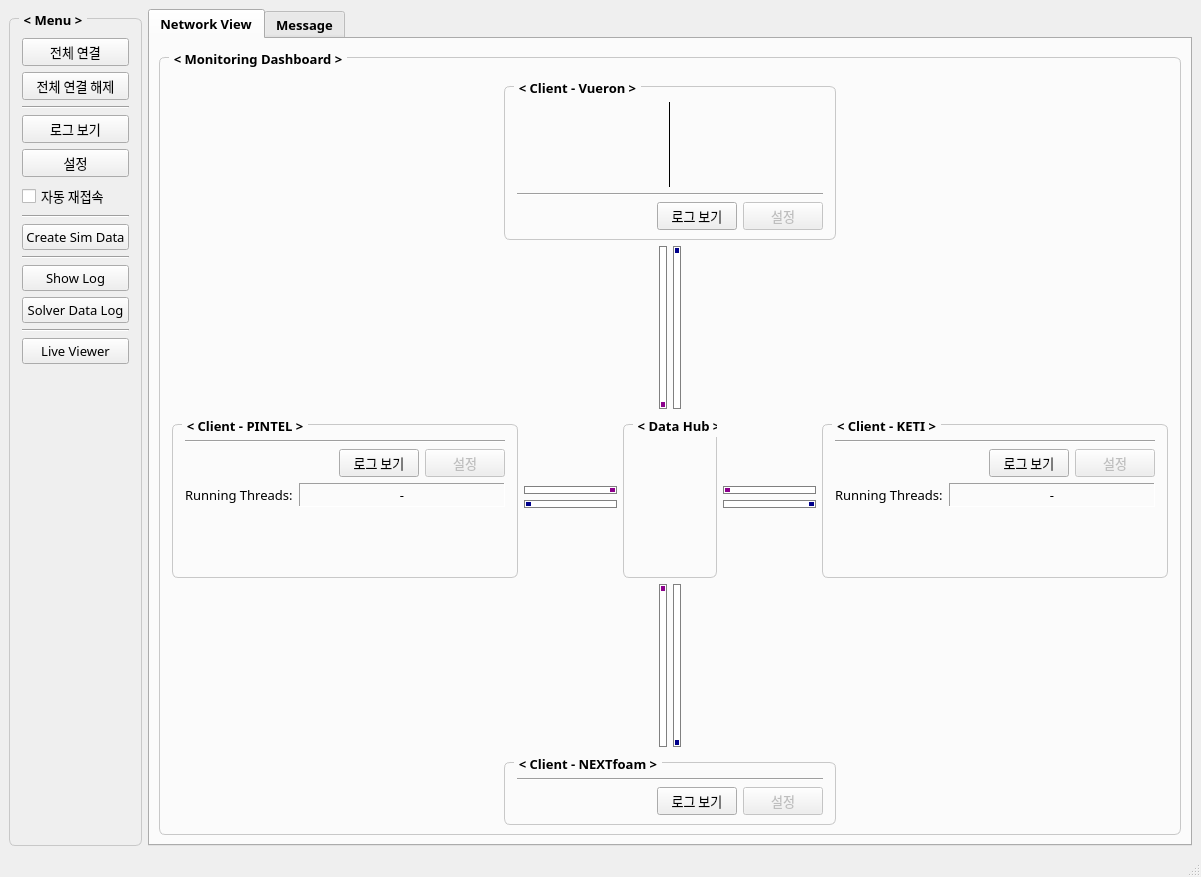
Above: View/main_window.ui from thisisHenney/DataHub before the change. Below: the same form after it.
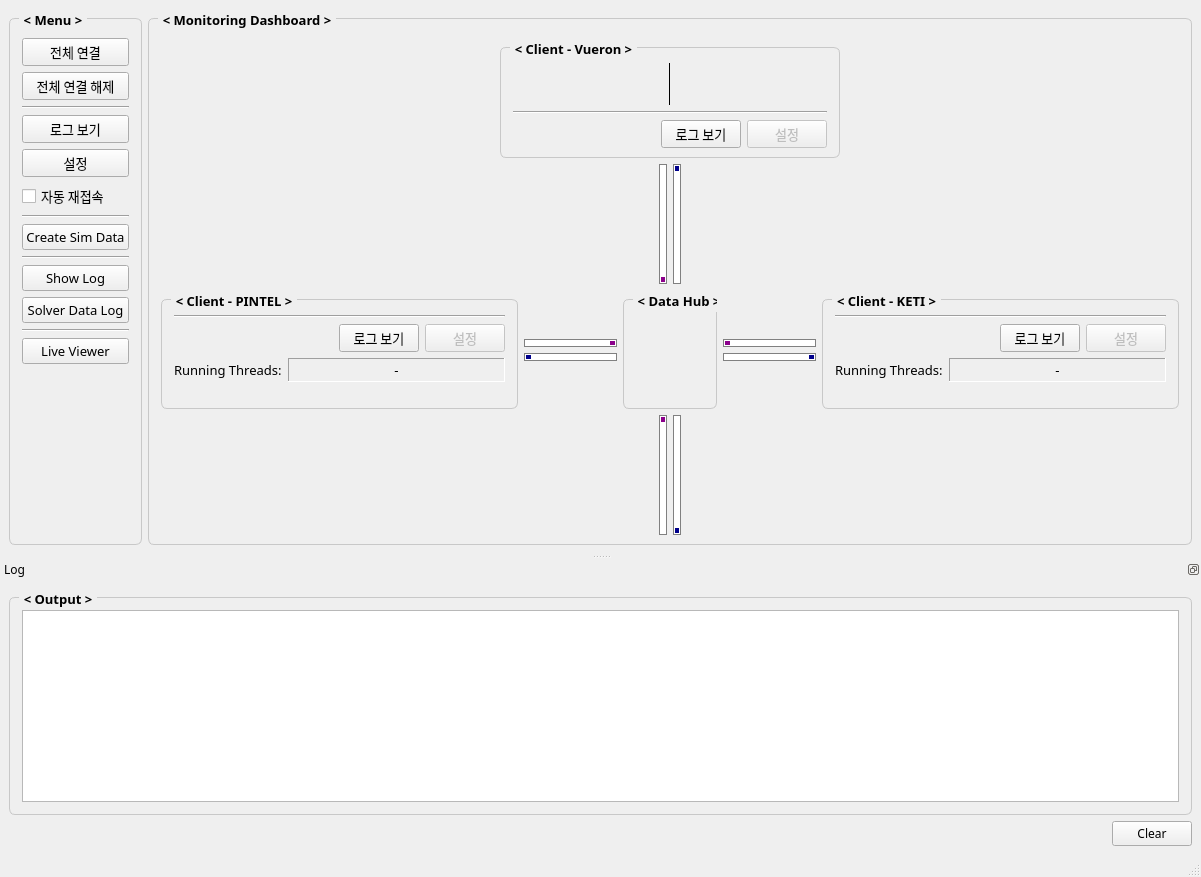
That is the form after the change.

Commit message: Remove NEXTfoam group box, turn log panel into a movable dock widget

Patch:
```diff
--- a/View/main_window.ui
+++ b/View/main_window.ui
@@ -281,23 +281,6 @@
        </widget>
       </item>
       <item>
-       <widget class="QTabWidget" name="tabWidget">
-        <property name="font">
-         <font>
-          <family>Pretendard</family>
-          <pointsize>10</pointsize>
-          <bold>true</bold>
-         </font>
-        </property>
-        <property name="currentIndex">
-         <number>0</number>
-        </property>
-        <widget class="QWidget" name="tab">
-         <attribute name="title">
-          <string>Network View</string>
-         </attribute>
-         <layout class="QVBoxLayout" name="verticalLayout_5">
-          <item>
            <widget class="QGroupBox" name="groupBox">
             <property name="font">
              <font>
@@ -1618,171 +1601,30 @@
                  </item>
                 </layout>
                </item>
-               <item row="4" column="0" colspan="7">
-                <layout class="QHBoxLayout" name="horizontalLayout_4">
-                 <item>
-                  <spacer name="horizontalSpacer_12">
-                   <property name="font">
-                    <font>
-                     <family>나눔스퀘어라운드</family>
-                     <pointsize>10</pointsize>
-                    </font>
-                   </property>
-                   <property name="orientation">
-                    <enum>Qt::Orientation::Horizontal</enum>
-                   </property>
-                   <property name="sizeHint" stdset="0">
-                    <size>
-                     <width>0</width>
-                     <height>0</height>
-                    </size>
-                   </property>
-                  </spacer>
-                 </item>
-                 <item>
-                  <widget class="QGroupBox" name="groupBox_nextfoam">
-                   <property name="font">
-                    <font>
-                     <family>나눔스퀘어라운드</family>
-                     <pointsize>10</pointsize>
-                     <bold>true</bold>
-                    </font>
-                   </property>
-                   <property name="styleSheet">
-                    <string notr="true">QGroupBox {
-    border: 1 solid;
-    border-radius: 6;
-    margin-top: 9;
-    border-color : #c8c8c8;
-    padding: 3;
-}
-QGroupBox::title {
-    subcontrol-origin: margin;
-    subcontrol-position: top left;
-    left: 10;
-    padding: 2 3;
-}</string>
-                   </property>
-                   <property name="title">
-                    <string>&lt; Client - NEXTfoam &gt;</string>
-                   </property>
-                   <layout class="QVBoxLayout" name="verticalLayout_6" stretch="0,0,0">
-                    <property name="topMargin">
-                     <number>12</number>
-                    </property>
-                    <property name="bottomMargin">
-                     <number>6</number>
-                    </property>
-                    <item>
-                     <layout class="QHBoxLayout" name="horizontalLayout_nextfoam"/>
-                    </item>
-                    <item>
-                     <widget class="Line" name="line">
-                      <property name="font">
-                       <font>
-                        <family>나눔스퀘어라운드</family>
-                        <pointsize>10</pointsize>
-                       </font>
-                      </property>
-                      <property name="orientation">
-                       <enum>Qt::Orientation::Horizontal</enum>
-                      </property>
-                     </widget>
-                    </item>
-                    <item>
-                     <layout class="QHBoxLayout" name="horizontalLayout_menu_nextfoam">
-                      <property name="topMargin">
-                       <number>0</number>
-                      </property>
-                      <item>
-                       <spacer name="horizontalSpacer_8">
-                        <property name="font">
-                         <font>
-                          <family>나눔스퀘어라운드</family>
-                          <pointsize>10</pointsize>
-                         </font>
-                        </property>
-                        <property name="orientation">
-                         <enum>Qt::Orientation::Horizontal</enum>
-                        </property>
-                        <property name="sizeHint" stdset="0">
-                         <size>
-                          <width>0</width>
-                          <height>0</height>
-                         </size>
-                        </property>
-                       </spacer>
-                      </item>
-                      <item>
-                       <widget class="QPushButton" name="pushButton_open_received_path_nextfoam">
-                        <property name="enabled">
-                         <bool>true</bool>
-                        </property>
-                        <property name="font">
-                         <font>
-                          <family>나눔스퀘어라운드</family>
-                          <pointsize>10</pointsize>
-                         </font>
-                        </property>
-                        <property name="text">
-                         <string>로그 보기</string>
-                        </property>
-                       </widget>
-                      </item>
-                      <item>
-                       <widget class="QPushButton" name="pushButton_setting_nextfoam">
-                        <property name="enabled">
-                         <bool>false</bool>
-                        </property>
-                        <property name="font">
-                         <font>
-                          <family>나눔스퀘어라운드</family>
-                          <pointsize>10</pointsize>
-                         </font>
-                        </property>
-                        <property name="text">
-                         <string>설정</string>
-                        </property>
-                       </widget>
-                      </item>
+              </layout>
+             </item>
+            </layout>
+           </widget>
+      </item>
                      </layout>
                     </item>
                    </layout>
                   </widget>
-                 </item>
-                 <item>
-                  <spacer name="horizontalSpacer_13">
-                   <property name="font">
-                    <font>
-                     <family>나눔스퀘어라운드</family>
-                     <pointsize>10</pointsize>
-                    </font>
-                   </property>
-                   <property name="orientation">
-                    <enum>Qt::Orientation::Horizontal</enum>
-                   </property>
-                   <property name="sizeHint" stdset="0">
-                    <size>
-                     <width>0</width>
-                     <height>0</height>
-                    </size>
-                   </property>
-                  </spacer>
-                 </item>
-                </layout>
-               </item>
-              </layout>
-             </item>
-            </layout>
-           </widget>
-          </item>
-         </layout>
-        </widget>
-        <widget class="QWidget" name="tab_2">
-         <attribute name="title">
-          <string>Message</string>
-         </attribute>
-         <layout class="QVBoxLayout" name="verticalLayout_10">
+  <widget class="QDockWidget" name="dockWidget_log">
+   <property name="allowedAreas">
+    <set>Qt::DockWidgetArea::BottomDockWidgetArea|Qt::DockWidgetArea::RightDockWidgetArea|Qt::DockWidgetArea::TopDockWidgetArea</set>
+   </property>
+   <property name="features">
+    <set>QDockWidget::DockWidgetFeature::DockWidgetMovable|QDockWidget::DockWidgetFeature::DockWidgetFloatable</set>
+   </property>
+   <property name="windowTitle">
+    <string>Log</string>
+   </property>
+   <attribute name="dockWidgetArea">
+    <number>8</number>
+   </attribute>
+   <widget class="QWidget" name="dockWidgetContents_log">
+    <layout class="QVBoxLayout" name="verticalLayout_log">
           <item>
            <widget class="QGroupBox" name="groupBox_2">
             <property name="font">
@@ -1852,11 +1694,6 @@
           </item>
          </layout>
         </widget>
-       </widget>
-      </item>
-     </layout>
-    </item>
-   </layout>
   </widget>
   <widget class="QStatusBar" name="statusbar"/>
   <action name="actionExit">
```
Lines whose indentation alone changed are shown as unchanged. The commit also changes 2 other files.
